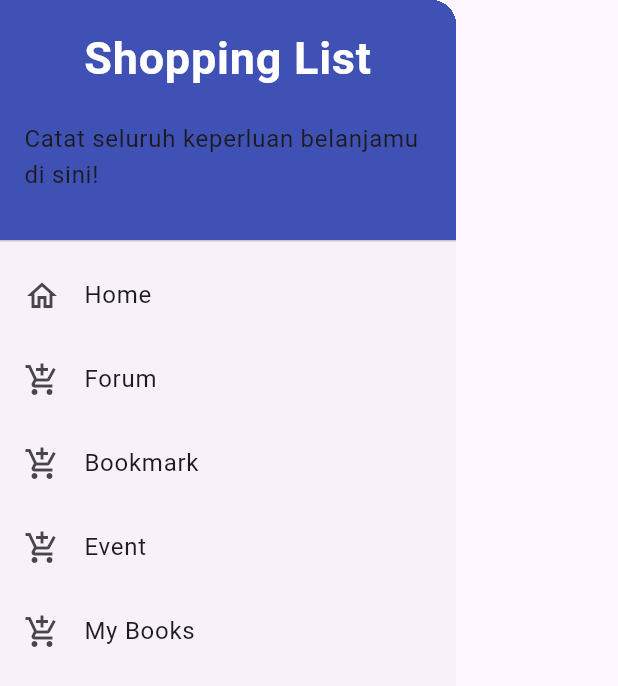
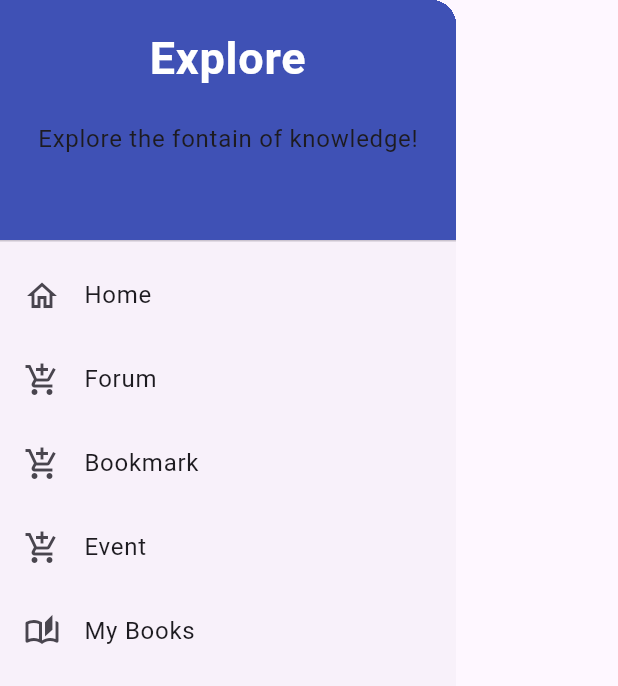
Before and after one commit to PBP-F12/fontana-flutter, a Flutter app: the LeftDrawer widget shown alone on an empty page, opened directly, on a phone screen of 412 x 824 dp. Shown: the top 686 px of the screen. Run offline on Flutter 3.47's test engine with Material 3 defaults, Android fonts, the phone set to English and light mode, and no system bars.

Commit message:
edit drawer

```diff
--- a/lib/feature/home/widgets/left_drawer.dart
+++ b/lib/feature/home/widgets/left_drawer.dart
@@ -18,7 +18,7 @@
             child: Column(
               children: [
                 Text(
-                  'Shopping List',
+                  'Explore',
                   textAlign: TextAlign.center,
                   style: TextStyle(
                     fontSize: 30,
@@ -28,7 +28,7 @@
                 ),
                 Padding(padding: EdgeInsets.all(10)),
                 Text(
-                  "Catat seluruh keperluan belanjamu di sini!",
+                  "Explore the fontain of knowledge!",
                   // TODO: Tambahkan gaya teks dengan center alignment, font ukuran 15, warna putih, dan weight biasa
                 ),
               ],
@@ -90,7 +90,7 @@
             },
           ),
           ListTile(
-            leading: const Icon(Icons.add_shopping_cart),
+            leading: const Icon(Icons.auto_stories_outlined),
             title: const Text('My Books'),
             // Bagian redirection ke ShopFormPage
             onTap: () {
```
